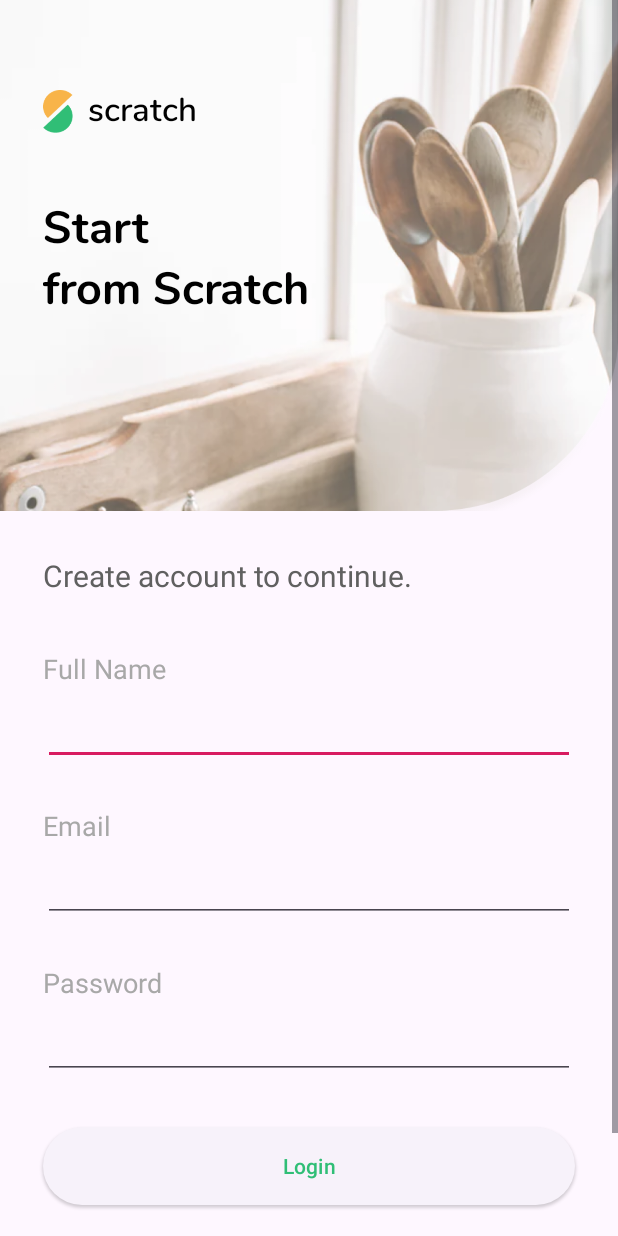
After one commit to HunyyDev/Scratch, an Android app: the SignupActivity screen opened directly, with no data from a screen before it, on a phone screen of 412 x 824 dp. The commit adds this screen. Run offline under Robolectric (Android 15) with nearby library versions, the phone set to English and light mode, and no system bars.

Commit message:
dev: add Signup screen

```diff
--- a/app/src/main/java/com/example/scratch/LoginActivity.java
+++ b/app/src/main/java/com/example/scratch/LoginActivity.java
@@ -2,13 +2,24 @@ package com.example.scratch;
 
 import androidx.appcompat.app.AppCompatActivity;
 
+import android.annotation.SuppressLint;
+import android.content.Intent;
 import android.os.Bundle;
+
+import android.widget.TextView;
 
 public class LoginActivity extends AppCompatActivity {
 
+    @SuppressLint("ClickableViewAccessibility")
     @Override
     protected void onCreate(Bundle savedInstanceState) {
         super.onCreate(savedInstanceState);
         setContentView(R.layout.activity_login);
+        TextView tvCreateAccount = findViewById(R.id.tvCreateNewAccount);
+        tvCreateAccount.setOnTouchListener((v, event) -> {
+            Intent i = new Intent(getApplicationContext(), SignupActivity.class);
+            startActivity(i);
+            return true;
+        });
     }
 }
--- /dev/null
+++ b/app/src/main/java/com/example/scratch/SignupActivity.java
@@ -0,0 +1,26 @@
+package com.example.scratch;
+
+import androidx.appcompat.app.AppCompatActivity;
+
+import android.annotation.SuppressLint;
+import android.content.Intent;
+import android.os.Bundle;
+import android.view.MotionEvent;
+import android.view.View;
+import android.widget.TextView;
+
+public class SignupActivity extends AppCompatActivity {
+
+    @SuppressLint("ClickableViewAccessibility")
+    @Override
+    protected void onCreate(Bundle savedInstanceState) {
+        super.onCreate(savedInstanceState);
+        setContentView(R.layout.activity_signup);
+        TextView tvLogin = findViewById(R.id.tvLogin);
+        tvLogin.setOnTouchListener((v, event) -> {
+            Intent i = new Intent(getApplicationContext(), LoginActivity.class);
+            startActivity(i);
+            return true;
+        });
+    }
+}
--- a/app/src/main/res/layout/activity_login.xml
+++ b/app/src/main/res/layout/activity_login.xml
@@ -14,18 +14,20 @@
             android:id="@+id/etPassword"
             android:layout_width="0dp"
             android:layout_height="wrap_content"
-            android:layout_marginTop="18dp"
+            android:layout_marginTop="4dp"
             android:ems="15"
             android:inputType="textPassword"
             android:minHeight="48dp"
             app:layout_constraintEnd_toEndOf="@+id/rightGuideLine"
             app:layout_constraintEnd_toStartOf="@+id/rightGuideLine"
+            app:layout_constraintHorizontal_bias="0.0"
             app:layout_constraintStart_toStartOf="@+id/leftGuideLine"
-            app:layout_constraintTop_toBottomOf="@+id/tvPassword"
+            app:layout_constraintTop_toBottomOf="@+id/textView"
             tools:ignore="SpeakableTextPresentCheck" />
 
         <TextView
-            android:id="@+id/tvPassword"
+            android:id="@+id/textView"
+            style="@style/Text.Body"
             android:layout_width="wrap_content"
             android:layout_height="wrap_content"
             android:layout_marginTop="28dp"
@@ -43,12 +45,11 @@
 
         <ImageView
             android:id="@+id/imageView2"
-            android:layout_width="574dp"
-            android:layout_height="308dp"
+            android:layout_width="457dp"
+            android:layout_height="352dp"
+            android:layout_marginTop="-10dp"
             android:contentDescription="@string/image"
             app:layout_constraintEnd_toEndOf="parent"
-            app:layout_constraintHorizontal_bias="0.502"
-            app:layout_constraintStart_toStartOf="parent"
             app:layout_constraintTop_toTopOf="parent"
             app:srcCompat="@drawable/bg_login" />
 
@@ -65,6 +66,7 @@
             app:layout_constraintTop_toTopOf="parent" />
 
         <include
+            android:id="@+id/include"
             layout="@layout/logo_scratch"
             android:layout_width="116dp"
             android:layout_height="33dp"
@@ -74,16 +76,20 @@
 
         <TextView
             android:id="@+id/textView4"
+            style="@style/Text.Body"
+
             android:layout_width="wrap_content"
             android:layout_height="wrap_content"
             android:layout_marginTop="28dp"
             android:text="@string/please_login_to_continues"
             android:textColor="@color/grey"
+            android:textSize="20sp"
             app:layout_constraintStart_toStartOf="@+id/leftGuideLine"
             app:layout_constraintTop_toBottomOf="@+id/imageView2" />
 
         <TextView
             android:id="@+id/textView3"
+            style="@style/Text.Body"
             android:layout_width="wrap_content"
             android:layout_height="wrap_content"
             android:layout_marginTop="36dp"
@@ -96,12 +102,13 @@
             android:id="@+id/etEmail"
             android:layout_width="0dp"
             android:layout_height="wrap_content"
-            android:layout_marginTop="18dp"
+            android:layout_marginTop="4dp"
             android:ems="15"
             android:inputType="textEmailAddress"
             android:minHeight="48dp"
             app:layout_constraintEnd_toEndOf="@+id/rightGuideLine"
             app:layout_constraintEnd_toStartOf="@+id/rightGuideLine"
+            app:layout_constraintHorizontal_bias="0.0"
             app:layout_constraintStart_toStartOf="@+id/leftGuideLine"
             app:layout_constraintTop_toBottomOf="@+id/textView3"
             tools:ignore="SpeakableTextPresentCheck" />
@@ -114,23 +121,23 @@
             app:layout_constraintGuide_end="29dp" />
 
         <TextView
-            android:id="@+id/tvForgotPassword"
+            style="@style/Text.Body"
             android:layout_width="wrap_content"
             android:layout_height="wrap_content"
             android:text="@string/forgot_password"
             android:textColor="@color/grey"
-            app:layout_constraintBaseline_toBaselineOf="@+id/tvPassword"
+            app:layout_constraintBaseline_toBaselineOf="@+id/textView"
             app:layout_constraintEnd_toStartOf="@+id/rightGuideLine" />
 
         <Button
-            android:id="@+id/button"
+            android:id="@+id/btnLogin"
+            style="@style/Widget.Material3.Button.ElevatedButton"
             android:layout_width="0dp"
-            android:layout_height="wrap_content"
-            android:layout_marginTop="44dp"
-            android:background="@color/green"
+            android:layout_height="60dp"
+            android:layout_marginTop="28dp"
+            android:height="50dp"
             android:text="@string/login"
             app:layout_constraintEnd_toStartOf="@+id/rightGuideLine"
-            app:layout_constraintHorizontal_bias="0.0"
             app:layout_constraintStart_toStartOf="@+id/leftGuideLine"
             app:layout_constraintTop_toBottomOf="@+id/etPassword" />
 
@@ -138,15 +145,16 @@
             android:id="@+id/textView8"
             android:layout_width="wrap_content"
             android:layout_height="wrap_content"
-            android:layout_marginTop="20dp"
+            android:layout_marginTop="28dp"
             android:fontFamily="@font/nunito"
             android:text="@string/new_to_scratch"
             android:textColor="@color/light_grey"
             app:layout_constraintEnd_toStartOf="@+id/rightGuideLine"
             app:layout_constraintStart_toStartOf="@+id/leftGuideLine"
-            app:layout_constraintTop_toBottomOf="@id/button" />
+            app:layout_constraintTop_toBottomOf="@id/btnLogin" />
 
         <TextView
+            android:clickable="true"
             android:id="@+id/tvCreateNewAccount"
             android:layout_width="wrap_content"
             android:layout_height="wrap_content"
--- /dev/null
+++ b/app/src/main/res/layout/activity_signup.xml
@@ -0,0 +1,188 @@
+<?xml version="1.0" encoding="utf-8"?>
+<ScrollView xmlns:android="http://schemas.android.com/apk/res/android"
+    xmlns:app="http://schemas.android.com/apk/res-auto"
+    xmlns:tools="http://schemas.android.com/tools"
+    android:layout_width="match_parent"
+    android:layout_height="wrap_content">
+
+    <androidx.constraintlayout.widget.ConstraintLayout
+        android:layout_width="match_parent"
+        android:layout_height="wrap_content">
+
+
+        <EditText
+            android:id="@+id/etSignupPassword"
+            android:layout_width="0dp"
+            android:layout_height="wrap_content"
+            android:layout_marginTop="4dp"
+            android:ems="15"
+            android:inputType="textPassword"
+            android:minHeight="48dp"
+            app:layout_constraintEnd_toEndOf="@+id/rightGuideLine"
+            app:layout_constraintEnd_toStartOf="@+id/rightGuideLine"
+            app:layout_constraintHorizontal_bias="0.0"
+            app:layout_constraintStart_toStartOf="@+id/leftGuideLine"
+            app:layout_constraintTop_toBottomOf="@+id/etEmail3"
+            tools:ignore="SpeakableTextPresentCheck" />
+
+        <TextView
+            android:id="@+id/etEmail3"
+            style="@style/Text.Body"
+            android:layout_width="wrap_content"
+            android:layout_height="wrap_content"
+            android:layout_marginTop="28dp"
+            android:text="@string/password"
+            android:textColor="@color/light_grey"
+            app:layout_constraintStart_toStartOf="@+id/leftGuideLine"
+            app:layout_constraintTop_toBottomOf="@+id/etSignupEmail" />
+
+        <EditText
+            android:id="@+id/etSignupEmail"
+            android:layout_width="0dp"
+            android:layout_height="wrap_content"
+            android:layout_marginTop="4dp"
+            android:ems="15"
+            android:inputType="textEmailAddress"
+            android:minHeight="48dp"
+            app:layout_constraintEnd_toEndOf="@+id/rightGuideLine"
+            app:layout_constraintEnd_toStartOf="@+id/rightGuideLine"
+            app:layout_constraintHorizontal_bias="0.0"
+            app:layout_constraintStart_toStartOf="@+id/leftGuideLine"
+            app:layout_constraintTop_toBottomOf="@+id/etEmail"
+            tools:ignore="SpeakableTextPresentCheck" />
+
+        <TextView
+            android:id="@+id/etEmail"
+            style="@style/Text.Body"
+            android:layout_width="wrap_content"
+            android:layout_height="wrap_content"
+            android:layout_marginTop="28dp"
+            android:text="@string/email"
+            android:textColor="@color/light_grey"
+            app:layout_constraintStart_toStartOf="@+id/leftGuideLine"
+            app:layout_constraintTop_toBottomOf="@+id/etSignupFullName" />
+
+        <androidx.constraintlayout.widget.Guideline
+            android:id="@+id/leftGuideLine"
+            android:layout_width="wrap_content"
+            android:layout_height="wrap_content"
+            android:orientation="vertical"
+            app:layout_constraintGuide_begin="29dp" />
+
+        <ImageView
+            android:id="@+id/imageView2"
+            android:layout_width="457dp"
+            android:layout_height="352dp"
+            android:layout_marginTop="-10dp"
+            android:contentDescription="@string/image"
+            app:layout_constraintEnd_toEndOf="parent"
+            app:layout_constraintTop_toTopOf="parent"
+            app:srcCompat="@drawable/bg_login" />
+
+        <TextView
+            android:layout_width="wrap_content"
+            android:layout_height="wrap_content"
+            android:alpha="1"
+            android:fontFamily="@font/nunito_bold"
+            android:text="@string/start_from_scratch"
+            android:textColor="@color/black"
+            android:textSize="30sp"
+            app:layout_constraintBottom_toBottomOf="@+id/imageView2"
+            app:layout_constraintStart_toStartOf="@+id/leftGuideLine"
+            app:layout_constraintTop_toTopOf="parent" />
+
+        <include
+            layout="@layout/logo_scratch"
+            android:layout_width="116dp"
+            android:layout_height="33dp"
+            android:layout_marginTop="60dp"
+            app:layout_constraintStart_toStartOf="@+id/leftGuideLine"
+            app:layout_constraintTop_toTopOf="parent" />
+
+        <TextView
+            android:id="@+id/textView4"
+            style="@style/Text.Body"
+
+            android:layout_width="wrap_content"
+            android:layout_height="wrap_content"
+            android:layout_marginTop="28dp"
+            android:text="@string/create_account_to_continue"
+            android:textColor="@color/grey"
+            android:textSize="20sp"
+            app:layout_constraintStart_toStartOf="@+id/leftGuideLine"
+            app:layout_constraintTop_toBottomOf="@+id/imageView2" />
+
+        <TextView
+            android:id="@+id/textView3"
+            style="@style/Text.Body"
+            android:layout_width="wrap_content"
+            android:layout_height="wrap_content"
+            android:layout_marginTop="36dp"
+            android:text="@string/full_name"
+            android:textColor="@color/light_grey"
+            app:layout_constraintStart_toStartOf="@+id/leftGuideLine"
+            app:layout_constraintTop_toBottomOf="@+id/textView4" />
+
+        <EditText
+            android:id="@+id/etSignupFullName"
+            android:layout_width="0dp"
+            android:layout_height="wrap_content"
+            android:layout_marginTop="4dp"
+            android:ems="15"
+            android:inputType="textEmailAddress"
+            android:minHeight="48dp"
+            app:layout_constraintEnd_toEndOf="@+id/rightGuideLine"
+            app:layout_constraintEnd_toStartOf="@+id/rightGuideLine"
+            app:layout_constraintHorizontal_bias="1.0"
+            app:layout_constraintStart_toStartOf="@+id/leftGuideLine"
+            app:layout_constraintTop_toBottomOf="@+id/textView3"
+            tools:ignore="SpeakableTextPresentCheck" />
+
+        <androidx.constraintlayout.widget.Guideline
+            android:id="@+id/rightGuideLine"
+            android:layout_width="wrap_content"
+            android:layout_height="wrap_content"
+            android:orientation="vertical"
+            app:layout_constraintGuide_end="29dp" />
+
+        <Button
+            android:id="@+id/btnLogin"
+            style="@style/Widget.Material3.Button.ElevatedButton"
+            android:layout_width="0dp"
+            android:layout_height="60dp"
+            android:layout_marginTop="28dp"
+            android:height="50dp"
+            android:text="@string/login"
+            app:layout_constraintEnd_toStartOf="@+id/rightGuideLine"
+            app:layout_constraintHorizontal_bias="1.0"
+            app:layout_constraintStart_toStartOf="@+id/leftGuideLine"
+            app:layout_constraintTop_toBottomOf="@+id/etSignupPassword" />
+
+        <TextView
+            android:id="@+id/textView8"
+            android:layout_width="wrap_content"
+            android:layout_height="wrap_content"
+            android:layout_marginTop="28dp"
+            android:fontFamily="@font/nunito"
+            android:text="@string/already_have_a_account"
+            android:textColor="@color/light_grey"
+            app:layout_constraintEnd_toStartOf="@+id/rightGuideLine"
+            app:layout_constraintStart_toStartOf="@+id/leftGuideLine"
+            app:layout_constraintTop_toBottomOf="@id/btnLogin" />
+
+        <TextView
+            android:id="@+id/tvLogin"
+            android:layout_width="wrap_content"
+            android:layout_height="wrap_content"
+            android:layout_marginTop="4dp"
+            android:layout_marginBottom="18dp"
+            android:clickable="true"
+            android:fontFamily="@font/nunito_semibold"
+            android:text="@string/login_here"
+            android:textColor="@color/light_green"
+            app:layout_constraintBottom_toBottomOf="parent"
+            app:layout_constraintEnd_toStartOf="@+id/rightGuideLine"
+            app:layout_constraintStart_toStartOf="@+id/leftGuideLine"
+            app:layout_constraintTop_toBottomOf="@+id/textView8" />
+    </androidx.constraintlayout.widget.ConstraintLayout>
+</ScrollView>
--- a/app/src/main/res/layout/logo_scratch.xml
+++ b/app/src/main/res/layout/logo_scratch.xml
@@ -12,7 +12,7 @@
         android:src="@drawable/logo" />
 
     <TextView
-
+        style="@style/Text.Title"
         android:id="@+id/tvLogo"
         android:layout_width="wrap_content"
         android:layout_height="wrap_content"
@@ -21,7 +21,5 @@
         android:layout_toEndOf="@+id/imageView"
         android:fontFamily="@font/nunito_semibold"
         android:text="@string/scratch_string"
-        android:textColor="@color/black"
-        android:textSize="22sp"
-        android:textStyle="bold" />
+        android:textColor="@color/black" />
 </RelativeLayout>
--- a/app/src/main/res/values/colors.xml
+++ b/app/src/main/res/values/colors.xml
@@ -1,6 +1,6 @@
 <?xml version="1.0" encoding="utf-8"?>
 <resources>
-    <color name="colorPrimary">#008577</color>
+    <color name="colorPrimary">#30BE76</color>
     <color name="colorPrimaryDark">#00574B</color>
     <color name="colorAccent">#D81B60</color>
     <color name="purple_200">#FFBB86FC</color>
@@ -12,6 +12,7 @@
     <color name="white">#FFFFFFFF</color>
     <color name="scratch_color">#363837</color>
     <color name="grey">#606060</color>
+
     <color name="green">#30BE76</color>
     <color name="light_grey">#A8A8A8</color>
     <color name="light_green">#30BE76</color>
--- a/app/src/main/res/values/strings.xml
+++ b/app/src/main/res/values/strings.xml
@@ -22,4 +22,10 @@
     <string name="login_failed">"Login failed"</string>
     <string name="new_to_scratch">New to Scratch?</string>
     <string name="create_account_here">Create Account Here</string>
+    <string name="start_from_scratch">Start\nfrom Scratch</string>
+    <string name="create_account_to_continue">Create account to continue.</string>
+    <string name="full_name">Full Name</string>
+    <string name="email">Email</string>
+    <string name="already_have_a_account">Already have a account?</string>
+    <string name="login_here">Login Here</string>
 </resources>
--- a/app/src/main/res/values/styles.xml
+++ b/app/src/main/res/values/styles.xml
@@ -1,10 +1,28 @@
 <?xml version="1.0" encoding="utf-8"?>
 <resources>
 
-    <style name="AppTheme" parent="Theme.AppCompat.DayNight.NoActionBar">
+    <style name="AppTheme" parent="Theme.Material3.Light.NoActionBar">
         <item name="colorPrimary">@color/colorPrimary</item>
         <item name="colorPrimaryDark">@color/colorPrimaryDark</item>
         <item name="colorAccent">@color/colorAccent</item>
     </style>
 
+    <style name="Text" />
+
+    <style name="Text.Title">
+        <item name="font">@font/nunito_semibold</item>
+        <item name="android:textStyle">bold</item>
+        <item name="android:textSize">22sp</item>
+    </style>
+
+    <style name="Text.Body">
+        <item name="font">@font/nunito</item>
+        <item name="android:textSize">18sp</item>
+    </style>
+
+    <style name="Button" parent="@style/Widget.Material3.Button">
+        <item name="android:textSize">20sp</item>
+        <item name="android:textColor">@color/white</item>
+        <item name="android:fontFamily">@font/nunito_bold</item>
+    </style>
 </resources>
--- /dev/null
+++ b/app/src/main/res/values/themes.xml
@@ -0,0 +1,16 @@
+<resources xmlns:tools="http://schemas.android.com/tools">
+    <!-- Base application theme. -->
+    <style name="Theme.Scratch" parent="Theme.MaterialComponents.Light.NoActionBar">
+        <!-- Primary brand color. -->
+        <item name="colorPrimary">@color/purple_500</item>
+        <item name="colorPrimaryVariant">@color/purple_700</item>
+        <item name="colorOnPrimary">@color/white</item>
+        <!-- Secondary brand color. -->
+        <item name="colorSecondary">@color/teal_200</item>
+        <item name="colorSecondaryVariant">@color/teal_700</item>
+        <item name="colorOnSecondary">@color/black</item>
+        <!-- Status bar color. -->
+        <item name="android:statusBarColor">?attr/colorPrimaryVariant</item>
+        <!-- Customize your theme here. -->
+    </style>
+</resources>
```
Also changed, not shown: app/src/main/AndroidManifest.xml (+7 -0 lines), 1 other file.
